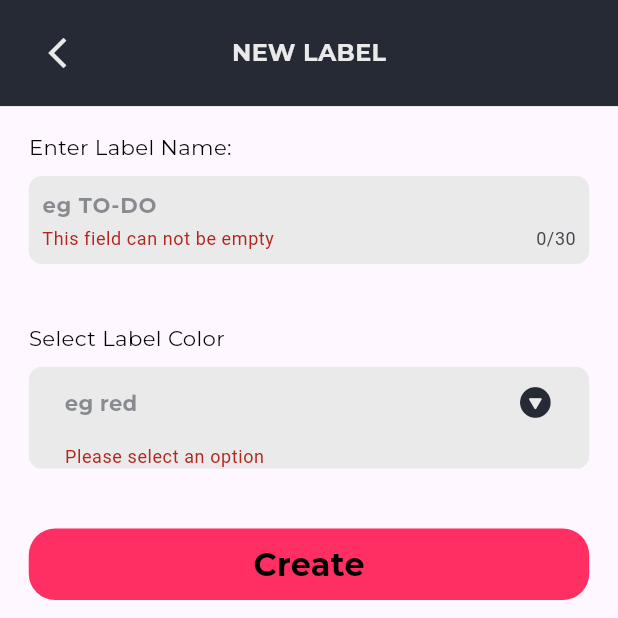
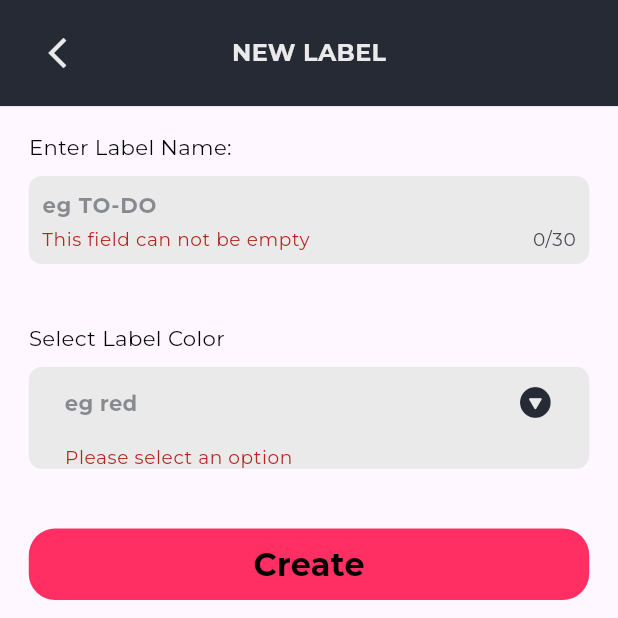
Before and after one commit to junaiiiid/sync_flow, a Flutter app: the CreateNewLabelScreen screen opened by its route, after a tap on "Create", on a phone screen of 412 x 824 dp, the top half of it. Run offline on Flutter 3.47's test engine with Material 3 defaults, Android fonts, the phone set to English and light mode, and no system bars; our stand-ins replace dio, flutter_localization, flutter_riverpod, flutter_screenutil, flutter_svg, get_it and 4 more; accounts and stored records are empty; network calls fail; statements that could not run were skipped.

Commit message:
release build fixes

```diff
--- a/lib/main.dart
+++ b/lib/main.dart
@@ -30,7 +30,7 @@ class Start extends StatelessWidget {
         splitScreenMode: true,
         builder: (_, child) {
           return MaterialApp(
-            /*theme: ThemeData(
+            theme: ThemeData(
               textTheme: TextTheme(
                 displayLarge: AppTextStyles.displayLarge,
                 displayMedium: AppTextStyles.displayMedium,
@@ -48,7 +48,7 @@ class Start extends StatelessWidget {
                 labelMedium: AppTextStyles.labelMedium,
                 labelSmall: AppTextStyles.labelSmall,
               ),
-            ),*/
+            ),
             localizationsDelegates: StateService.localizationDelegates,
             supportedLocales: StateService.supportedLocales,
             initialRoute: SplashScreen.id,
--- a/lib/styles_and_themes/app_text_styles.dart
+++ b/lib/styles_and_themes/app_text_styles.dart
@@ -7,100 +7,100 @@ class AppTextStyles {
 
   static const String _fontFamily = 'Montserrat';
 
-  static TextStyle? displayLarge = TextStyle(
+  static TextStyle displayLarge = TextStyle(
     fontFamily: _fontFamily,
     fontSize: 24.sp,
     fontWeight: FontWeight.bold,
     color: AppColors.black,
   );
 
-  static TextStyle? displayMedium = TextStyle(
+  static TextStyle displayMedium = TextStyle(
     fontFamily: _fontFamily,
     fontSize: 20.sp,
     fontWeight: FontWeight.bold,
     color: AppColors.black,
   );
 
-  static TextStyle? displaySmall = TextStyle(
+  static TextStyle displaySmall = TextStyle(
     fontFamily: _fontFamily,
     fontSize: 16.sp,
     fontWeight: FontWeight.bold,
     color: AppColors.black,
   );
 
-  static TextStyle? headlineLarge = TextStyle(
+  static TextStyle headlineLarge = TextStyle(
     fontFamily: _fontFamily,
     fontSize: 22.sp,
     fontWeight: FontWeight.bold,
     color: AppColors.black,
   );
 
-  static TextStyle? headlineMedium = TextStyle(
+  static TextStyle headlineMedium = TextStyle(
     fontFamily: _fontFamily,
     fontSize: 18.sp,
     fontWeight: FontWeight.bold,
     color: AppColors.black,
   );
 
-  static TextStyle? headlineSmall = TextStyle(
+  static TextStyle headlineSmall = TextStyle(
     fontFamily: _fontFamily,
     fontSize: 16.sp,
     fontWeight: FontWeight.bold,
     color: AppColors.black,
   );
 
-  static TextStyle? titleLarge = TextStyle(
+  static TextStyle titleLarge = TextStyle(
     fontFamily: _fontFamily,
     fontSize: 20.sp,
     fontWeight: FontWeight.bold,
     color: AppColors.black,
   );
 
-  static TextStyle? titleMedium = TextStyle(
+  static TextStyle titleMedium = TextStyle(
     fontFamily: _fontFamily,
     fontSize: 18.sp,
     fontWeight: FontWeight.bold,
     color: AppColors.black,
   );
 
-  static TextStyle? titleSmall = TextStyle(
+  static TextStyle titleSmall = TextStyle(
     fontFamily: _fontFamily,
     fontSize: 16.sp,
     fontWeight: FontWeight.bold,
     color: AppColors.black,
   );
 
-  static TextStyle? bodyLarge = TextStyle(
+  static TextStyle bodyLarge = TextStyle(
     fontFamily: _fontFamily,
     fontSize: 18.sp,
     color: AppColors.black,
   );
 
-  static TextStyle? bodyMedium = TextStyle(
+  static TextStyle bodyMedium = TextStyle(
     fontFamily: _fontFamily,
     fontSize: 16.sp,
     color: AppColors.black,
   );
 
-  static TextStyle? bodySmall = TextStyle(
+  static TextStyle bodySmall = TextStyle(
     fontFamily: _fontFamily,
     fontSize: 14.sp,
     color: AppColors.black,
   );
 
-  static TextStyle? labelLarge = TextStyle(
+  static TextStyle labelLarge = TextStyle(
     fontFamily: _fontFamily,
     fontSize: 16.sp,
     color: AppColors.black,
   );
 
-  static TextStyle? labelMedium = TextStyle(
+  static TextStyle labelMedium = TextStyle(
     fontFamily: _fontFamily,
     fontSize: 14.sp,
     color: AppColors.black,
   );
 
-  static TextStyle? labelSmall = TextStyle(
+  static TextStyle labelSmall = TextStyle(
     fontFamily: _fontFamily,
     fontSize: 12.sp,
     color: AppColors.black,
```
